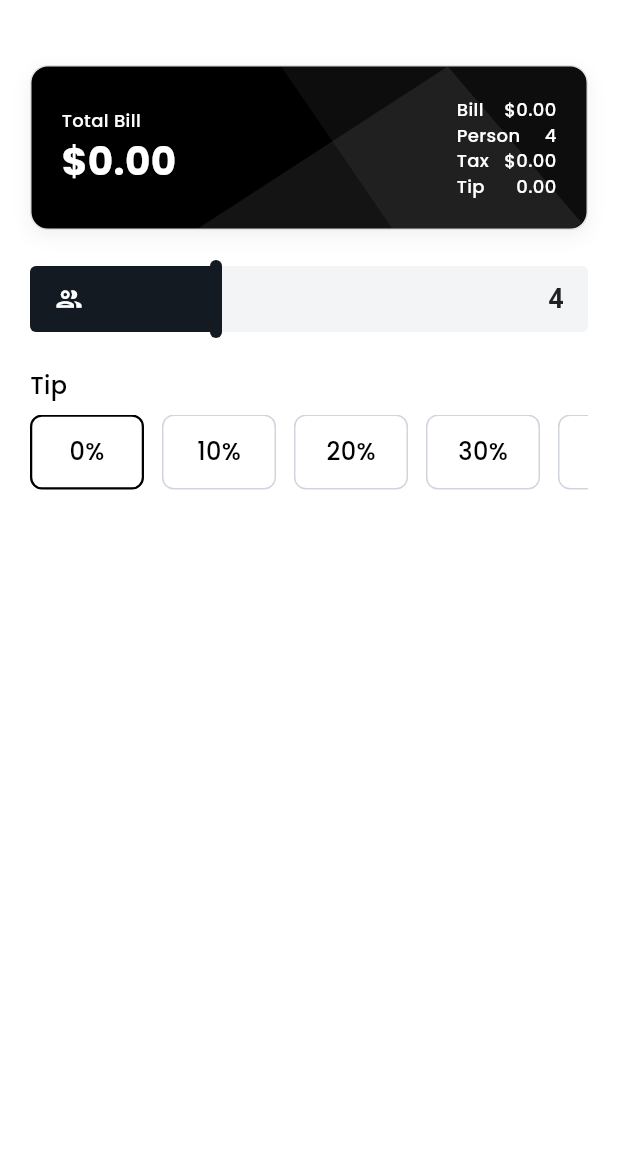
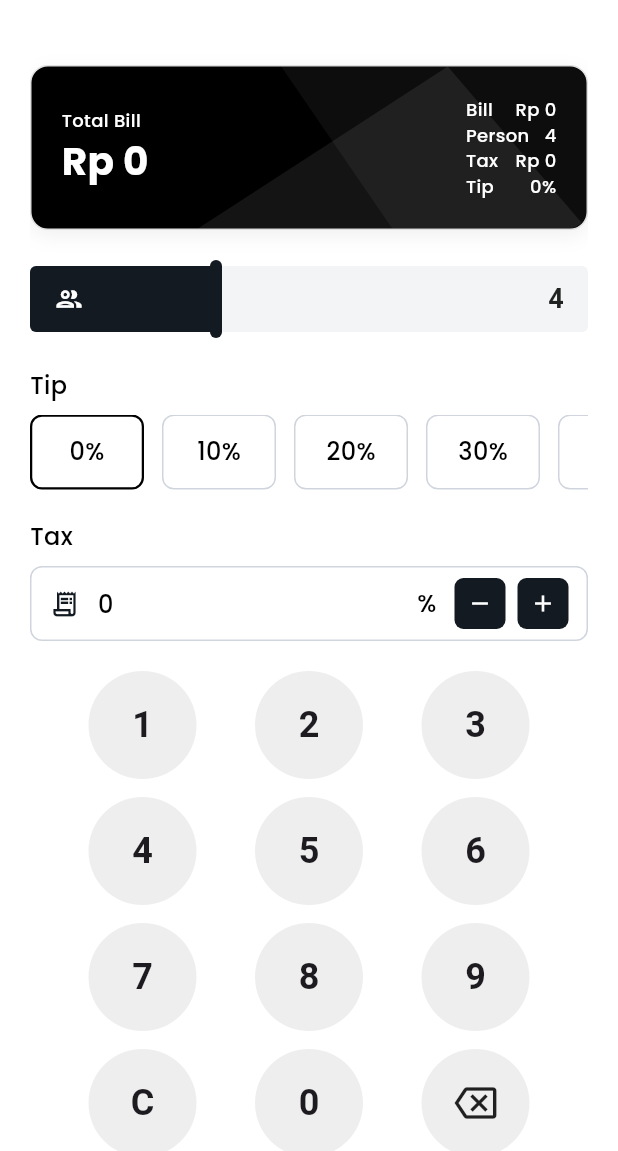
Before and after one commit to fabs90/split-my-bill, a Flutter app: the screen it shows after launch, on a phone screen of 412 x 824 dp, the part 85-1236 px from its top. Run offline on Flutter 3.47's test engine with Material 3 defaults, Android fonts, the phone set to English and light mode, and no system bars; our stand-ins replace google_fonts.

Commit message:
Feat: Add Numpad screen

```diff
--- a/lib/pages/home_page.dart
+++ b/lib/pages/home_page.dart
@@ -2,6 +2,9 @@ import 'package:flutter/material.dart';
 import 'package:split_my_bill/widgets/summary_card.dart';
 import 'package:split_my_bill/widgets/person_slider.dart';
 import 'package:split_my_bill/widgets/tip_selector.dart';
+import 'package:split_my_bill/widgets/tax_input.dart';
+import 'package:split_my_bill/widgets/numpad_screen.dart';
+import 'package:split_my_bill/widgets/split_bill_button.dart';
 
 import '../style/theme.dart';
 
@@ -13,6 +16,7 @@ class HomePage extends StatefulWidget {
 }
 
 class _HomePageState extends State<HomePage> {
+  double _totalBill = 0;
   double _personCount = 4;
   @override
   Widget build(BuildContext context) {
@@ -27,12 +31,13 @@ class _HomePageState extends State<HomePage> {
       ),
       body: Padding(
         padding: const EdgeInsets.symmetric(horizontal: 20),
+        child: SingleChildScrollView(
           child: Column(
             crossAxisAlignment: CrossAxisAlignment.start,
             children: [
               SizedBox(height: 20),
               SummaryCard(
-              totalBill: 0,
+                totalBill: _totalBill,
                 personCount: _personCount.round(),
                 taxBill: 0,
                 tipPercentage: 0,
@@ -43,6 +48,7 @@ class _HomePageState extends State<HomePage> {
                 min: 1,
                 max: 10,
                 onChanged: (val) {
+                  // Pake setState biar di flutter nge rebuild lagi tampilan nya dan nampilin angka terbaru
                   setState(() {
                     _personCount = val;
                   });
@@ -50,7 +56,20 @@ class _HomePageState extends State<HomePage> {
               ),
               SizedBox(height: 20),
               TipSelector(),
+              SizedBox(height: 20),
+              TaxInput(),
+              SizedBox(height: 20),
+              NumpadScreen(
+                onChanged: (value) {
+                  setState(() {
+                    _totalBill = value;
+                  });
+                },
+              ),
+              SizedBox(height: 20),
+              SplitBillButton(),
             ],
+          ),
         ),
       ),
     );
--- a/lib/widgets/numpad_button.dart
+++ b/lib/widgets/numpad_button.dart
@@ -0,0 +1,36 @@
+import 'package:flutter/material.dart';
+
+class NumpadButton extends StatelessWidget {
+  final String? label;
+  final IconData? icon;
+  final VoidCallback? onTap;
+
+  const NumpadButton({super.key, this.label, this.icon, required this.onTap});
+
+  @override
+  Widget build(BuildContext context) {
+    return Material(
+      color: Colors.grey.shade200,
+      shape: const CircleBorder(),
+      clipBehavior: Clip.hardEdge,
+      child: InkWell(
+        onTap: onTap,
+        child: SizedBox(
+          width: 72,
+          height: 72,
+          child: Center(
+            child: icon != null
+                ? Icon(icon, size: 28, color: Colors.black87)
+                : Text(
+                    label ?? '',
+                    style: const TextStyle(
+                      fontSize: 24,
+                      fontWeight: FontWeight.bold,
+                    ),
+                  ),
+          ),
+        ),
+      ),
+    );
+  }
+}
--- /dev/null
+++ b/lib/widgets/numpad_screen.dart
@@ -0,0 +1,90 @@
+import 'package:flutter/material.dart';
+import 'package:split_my_bill/widgets/numpad_button.dart';
+
+class NumpadScreen extends StatefulWidget {
+  final ValueChanged<double>? onChanged;
+  const NumpadScreen({super.key, this.onChanged});
+
+  @override
+  State<NumpadScreen> createState() => _NumpadScreenState();
+}
+
+class _NumpadScreenState extends State<NumpadScreen> {
+  String _input = '0';
+
+  // Function untuk menangani ketika angka ditekan
+  void _notifyParent() {
+    final value = double.tryParse(_input) ?? 0;
+    widget.onChanged?.call(value);
+  }
+
+  void _onNumberTap(String number) {
+    if (_input == '0') {
+      _input = number;
+    } else {
+      _input += number;
+    }
+    _notifyParent();
+  }
+
+  void _onBackspace() {
+    // Maksimal 2 angka dibelakang koma
+    if (_input.contains('.')) {
+      final parts = _input.split('.');
+      if (parts.length > 1 && parts[1].length >= 2) {
+        return; // Jangan tambah angka lagi jika sudah 2 desimal
+      }
+    }
+
+    if (_input.length > 1) {
+      _input = _input.substring(0, _input.length - 1);
+    } else {
+      _input = '0';
+    }
+    _notifyParent();
+  }
+
+  void _onClear() {
+    _input = '0';
+    _notifyParent();
+  }
+
+  void _onDecimalTap() {
+    // Hanya tambahkan titik jika belum ada titik sebelumnya
+    if (!_input.contains('.')) {
+      _input += '.';
+      _notifyParent();
+    }
+  }
+
+  @override
+  Widget build(BuildContext context) {
+    return Column(
+      children: [
+        _buildRow(['1', '2', '3']),
+        const SizedBox(height: 12),
+        _buildRow(['4', '5', '6']),
+        const SizedBox(height: 12),
+        _buildRow(['7', '8', '9']),
+        const SizedBox(height: 12),
+        Row(
+          mainAxisAlignment: MainAxisAlignment.spaceEvenly,
+          children: [
+            NumpadButton(label: 'C', onTap: _onClear),
+            NumpadButton(label: '0', onTap: () => _onNumberTap('0')),
+            NumpadButton(icon: Icons.backspace_outlined, onTap: _onBackspace),
+          ],
+        ),
+      ],
+    );
+  }
+
+  Widget _buildRow(List<String> numbers) {
+    return Row(
+      mainAxisAlignment: MainAxisAlignment.spaceEvenly,
+      children: numbers.map((number) {
+        return NumpadButton(label: number, onTap: () => _onNumberTap(number));
+      }).toList(),
+    );
+  }
+}
--- a/lib/widgets/summary_card.dart
+++ b/lib/widgets/summary_card.dart
@@ -18,6 +18,16 @@ class SummaryCard extends StatelessWidget {
     required this.taxBill,
     required this.tipPercentage,
   });
+
+  // Helper untuk mengubah angka menjadi format Rupiah (contoh: Rp 50.000)
+  String _formatRupiah(double number) {
+    final int value = number.round();
+    final String formatted = value.toString().replaceAllMapped(
+      RegExp(r'(\d{1,3})(?=(\d{3})+(?!\d))'),
+      (Match m) => '${m[1]}.',
+    );
+    return 'Rp $formatted';
+  }
 
   @override
   Widget build(BuildContext context) {
@@ -53,7 +63,7 @@ class SummaryCard extends StatelessWidget {
                         Text('Total Bill', style: subtitleCardTextStyle),
                         FittedBox(
                           child: Text(
-                            '\$${totalBill.toStringAsFixed(2)}',
+                            _formatRupiah(totalBill),
                             style: titleCardTextStyle,
                           ),
                         ),
@@ -70,7 +80,7 @@ class SummaryCard extends StatelessWidget {
                             Text('Bill', style: subtitleCardTextStyle),
                             SizedBox(width: 10),
                             Text(
-                              '\$${totalBill.toStringAsFixed(2)}',
+                              _formatRupiah(totalBill),
                               style: subtitleCardTextStyle,
                             ),
                           ],
@@ -92,7 +102,7 @@ class SummaryCard extends StatelessWidget {
                             Text('Tax', style: subtitleCardTextStyle),
                             SizedBox(width: 10),
                             Text(
-                              '\$${taxBill.toStringAsFixed(2)}',
+                              _formatRupiah(taxBill),
                               style: subtitleCardTextStyle,
                             ),
                           ],
@@ -103,7 +113,7 @@ class SummaryCard extends StatelessWidget {
                             Text('Tip', style: subtitleCardTextStyle),
                             SizedBox(width: 10),
                             Text(
-                              '${tipPercentage.toStringAsFixed(2)}',
+                              '${tipPercentage.toStringAsFixed(0)}%',
                               style: subtitleCardTextStyle,
                             ),
                           ],
--- /dev/null
+++ b/lib/widgets/tax_input.dart
@@ -0,0 +1,111 @@
+import 'package:flutter/material.dart';
+
+import '../style/theme.dart';
+
+class TaxInput extends StatefulWidget {
+  const TaxInput({super.key});
+
+  @override
+  State<TaxInput> createState() => _TaxInputState();
+}
+
+class _TaxInputState extends State<TaxInput> {
+  final TextEditingController _controller = TextEditingController(text: '0');
+  final FocusNode _focusNode = FocusNode();
+  int _taxPercentage = 0;
+
+  @override
+  void initState() {
+    super.initState();
+    // Supaya saat TextField diklik/fokus, border Container ikut berubah warna
+    _focusNode.addListener(() => setState(() {}));
+  }
+
+  @override
+  void dispose() {
+    _controller.dispose();
+    _focusNode.dispose();
+    super.dispose();
+  }
+
+  void _changeTax(int delta) {
+    setState(() {
+      // Clamp menjaga agar pajak tetap di rentang 0 - 100
+      _taxPercentage = (_taxPercentage + delta).clamp(0, 100);
+      _controller.text = _taxPercentage.toString();
+    });
+  }
+
+  @override
+  Widget build(BuildContext context) {
+    final bool isFocused = _focusNode.hasFocus;
+    return Column(
+      crossAxisAlignment: CrossAxisAlignment.start,
+      children: [
+        Text('Tax', style: subtitleTextStyle),
+        const SizedBox(height: 8),
+        Container(
+          height: 50,
+          padding: const EdgeInsets.symmetric(horizontal: 12),
+          decoration: BoxDecoration(
+            color: Colors.white,
+            borderRadius: BorderRadius.circular(8),
+            border: Border.all(
+              color: isFocused ? darkColor : inactiveBorderColor,
+              width: isFocused ? 1.5 : 1.0,
+            ),
+          ),
+          child: Row(
+            children: [
+              // 1. Ikon di kiri
+              const Icon(
+                Icons.receipt_long_outlined,
+                color: Color(0xFF131A22),
+                size: 20,
+              ),
+              const SizedBox(width: 12),
+              Expanded(
+                child: TextFormField(
+                  controller: _controller,
+                  focusNode: _focusNode,
+                  keyboardType: TextInputType.number,
+                  style: subtitleTextStyle,
+                  decoration: InputDecoration(
+                    border: InputBorder.none, // Hilangkan garis bawah bawaan!
+                    hintText: '0',
+                    suffixText: '%',
+                    suffixStyle: subtitleTextStyle,
+                    isDense: true,
+                  ),
+                  onChanged: (val) {
+                    _taxPercentage = (int.tryParse(val) ?? 0).clamp(0, 100);
+                  },
+                ),
+              ),
+              const SizedBox(width: 12),
+              // 3. Ikon di kanan
+              _buildStepButton(icon: Icons.remove, onTap: () => _changeTax(-1)),
+              const SizedBox(width: 8),
+              _buildStepButton(icon: Icons.add, onTap: () => _changeTax(1)),
+            ],
+          ),
+        ),
+      ],
+    );
+  }
+}
+
+Widget _buildStepButton({required IconData icon, required VoidCallback onTap}) {
+  return GestureDetector(
+    onTap: onTap,
+    child: Container(
+      width: 34,
+      height: 34,
+      decoration: BoxDecoration(
+        color: const Color(0xFF131A22), // Senada dengan PersonSlider
+        borderRadius: BorderRadius.circular(6),
+      ),
+      child: Icon(icon, color: Colors.white, size: 18),
+    ),
+  );
+}
```
Also changed, not shown: lib/pages/result_page.dart (+15 -1 lines), lib/widgets/person_slider.dart (+14 -2 lines), lib/widgets/split_bill_button.dart (+10 -0 lines). Lines whose indentation alone changed are shown as unchanged.
